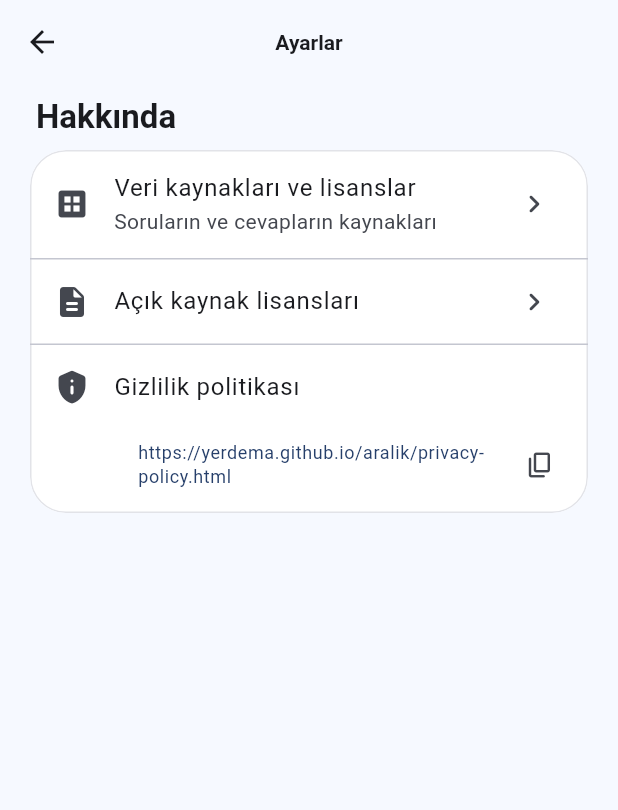
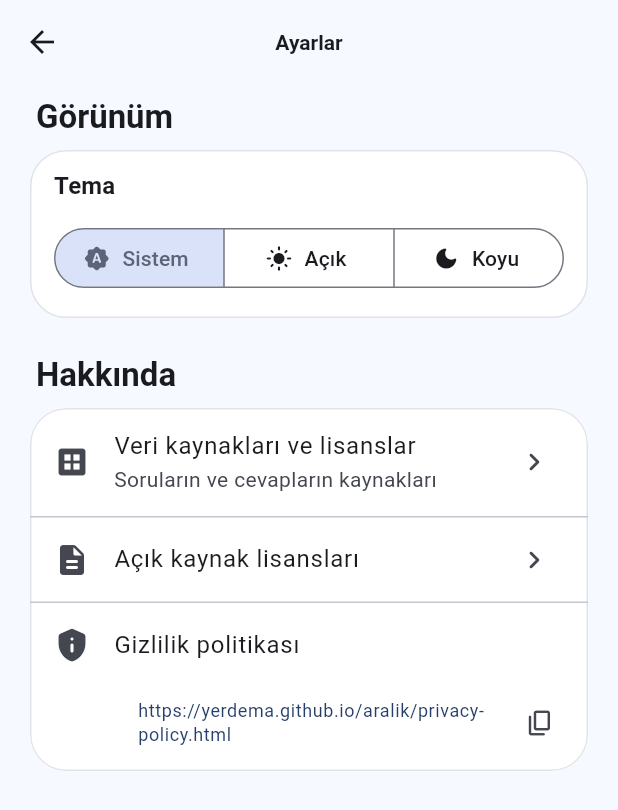
Before and after one commit to YerdemA/aralik, a Flutter app: the screen it shows after launch, after a tap on the "settings" icon, on a phone screen of 412 x 824 dp. Shown: the top 810 px of the screen. Run offline on Flutter 3.47's test engine with Material 3 defaults, Android fonts, the phone set to English and light mode, and no system bars; our stand-ins replace share_plus, shared_preferences; network calls fail.

Commit message:
Theme choice in settings; drop the preview label and the home landscape
- Settings → Görünüm: system / light / dark, kept in shared_preferences
  (SettingsStore) and applied at once.
- Home: no (deneme) chip during the closed test (the puzzle number
  shows from day 1); the painted landscape is gone and the content is
  centred between the top icons and the actions.
- Palette trimmed to the colours still in use.

Co-Authored-By: Claude Opus 5.5 <noreply@anthropic.com>
Claude-Session: https://claude.ai/code/session_01EbRHqUEmMJ5bJVFLuPK3Ek

```diff
--- a/lib/app.dart
+++ b/lib/app.dart
@@ -3,24 +3,38 @@ import 'package:flutter/material.dart';
 import 'core/strings.dart';
 import 'core/theme.dart';
 import 'data/question_repository.dart';
+import 'data/settings_store.dart';
 import 'data/stats_store.dart';
 import 'features/home/home_screen.dart';
 
 class AralikApp extends StatelessWidget {
-  const AralikApp({super.key, required this.repository, required this.stats});
+  const AralikApp({
+    super.key,
+    required this.repository,
+    required this.stats,
+    required this.settings,
+  });
 
   final QuestionRepository repository;
   final StatsStore stats;
+  final SettingsStore settings;
 
   @override
   Widget build(BuildContext context) {
-    return MaterialApp(
-      title: AppStrings.appName,
-      debugShowCheckedModeBanner: false,
-      theme: AppTheme.light,
-      darkTheme: AppTheme.dark,
-      themeMode: ThemeMode.system,
-      home: HomeScreen(repository: repository, stats: stats),
+    return ListenableBuilder(
+      listenable: settings,
+      builder: (context, _) => MaterialApp(
+        title: AppStrings.appName,
+        debugShowCheckedModeBanner: false,
+        theme: AppTheme.light,
+        darkTheme: AppTheme.dark,
+        themeMode: settings.themeMode,
+        home: HomeScreen(
+          repository: repository,
+          stats: stats,
+          settings: settings,
+        ),
+      ),
     );
   }
 }
--- a/lib/core/strings.dart
+++ b/lib/core/strings.dart
@@ -112,6 +112,7 @@ abstract final class AppStrings {
   static const categoryOther = 'Diğer';
 
   // Settings
+  static const appearance = 'Görünüm';
   static const theme = 'Tema';
   static const themeSystem = 'Sistem';
   static const themeLight = 'Açık';
--- a/lib/core/theme.dart
+++ b/lib/core/theme.dart
@@ -3,33 +3,15 @@ import 'package:flutter/material.dart';
 import '../data/question.dart';
 import 'scoring.dart';
 
-/// The app icon's world: sky, mountains, a terracotta tower, a green plain
-/// and a pink brain. The UI reuses these colours so the app and its icon
-/// feel like one thing.
+/// Colours of the app icon (tools/icon/render_icon_test.dart): the tower's
+/// roof seeds the theme, the others colour the result burst. The UI reuses
+/// them so the app and its icon feel like one thing.
 abstract final class Palette {
-  static const ink = Color(0xFF1C2742);
   static const roof = Color(0xFF3E5683);
-  static const nearMountain = Color(0xFF5B7DB1);
-  static const farMountain = Color(0xFF7D9CC7);
-  static const snow = Color(0xFFF4F8FF);
   static const skyTop = Color(0xFF8EC5FF);
-  static const skyBottom = Color(0xFFDDEFFF);
   static const tower = Color(0xFFD9825B);
-  static const castle = Color(0xFFB08A63);
   static const plain = Color(0xFF8BCB72);
-  static const plainLight = Color(0xFFA9DA8F);
   static const brain = Color(0xFFF6A5C6);
-  static const brainLine = Color(0xFFC0507E);
-
-  // Night versions for the dark theme.
-  static const nightSkyTop = Color(0xFF0E1526);
-  static const nightSkyBottom = Color(0xFF1C2742);
-  static const nightFarMountain = Color(0xFF2A3A5E);
-  static const nightNearMountain = Color(0xFF22304F);
-  static const nightSnow = Color(0xFFB9C7E3);
-  static const nightPlain = Color(0xFF2D4A35);
-  static const nightPlainLight = Color(0xFF365A40);
-  static const moon = Color(0xFFF3EBC8);
 }
 
 /// App-wide light and dark themes (Material 3, system font).
--- /dev/null
+++ b/lib/data/settings_store.dart
@@ -0,0 +1,28 @@
+import 'package:flutter/material.dart';
+import 'package:shared_preferences/shared_preferences.dart';
+
+/// User settings (shared_preferences). For now only the theme.
+class SettingsStore extends ChangeNotifier {
+  SettingsStore(this._prefs)
+    : _themeMode =
+          ThemeMode.values.asNameMap()[_prefs.getString(_themeKey)] ??
+          ThemeMode.system;
+
+  static Future<SettingsStore> open() async =>
+      SettingsStore(await SharedPreferences.getInstance());
+
+  static const _themeKey = 'theme_mode';
+
+  final SharedPreferences _prefs;
+  ThemeMode _themeMode;
+
+  /// Light, dark, or follow the system (default).
+  ThemeMode get themeMode => _themeMode;
+
+  Future<void> setThemeMode(ThemeMode mode) async {
+    if (mode == _themeMode) return;
+    _themeMode = mode;
+    notifyListeners();
+    await _prefs.setString(_themeKey, mode.name);
+  }
+}
--- a/lib/features/home/home_screen.dart
+++ b/lib/features/home/home_screen.dart
@@ -10,9 +10,9 @@ import '../../core/share_text.dart';
 import '../../core/strings.dart';
 import '../../core/theme.dart';
 import '../../data/question_repository.dart';
+import '../../data/settings_store.dart';
 import '../../data/stats_store.dart';
 import '../../widgets/calibration_text.dart';
-import '../../widgets/landscape.dart';
 import '../../widgets/range_mark.dart';
 import '../../widgets/stat_tile.dart';
 import '../game/game_controller.dart';
@@ -24,10 +24,16 @@ import '../stats/stats_screen.dart';
 /// Today's set (play / continue / done + share), streak, last score,
 /// calibration, and free play.
 class HomeScreen extends StatefulWidget {
-  const HomeScreen({super.key, required this.repository, required this.stats});
+  const HomeScreen({
+    super.key,
+    required this.repository,
+    required this.stats,
+    required this.settings,
+  });
 
   final QuestionRepository repository;
   final StatsStore stats;
+  final SettingsStore settings;
 
   @override
   State<HomeScreen> createState() => _HomeScreenState();
@@ -146,8 +152,11 @@ class _HomeScreenState extends State<HomeScreen> {
     }
   });
 
-  void _openSettings() => Navigator.of(context)
-      .push(MaterialPageRoute<void>(builder: (_) => const SettingsScreen()));
+  void _openSettings() => Navigator.of(context).push(
+    MaterialPageRoute<void>(
+      builder: (_) => SettingsScreen(settings: widget.settings),
+    ),
+  );
 
   void _openStats() => Navigator.of(context).push(
     MaterialPageRoute<void>(
@@ -179,11 +188,9 @@ class _HomeScreenState extends State<HomeScreen> {
                         children: [
                           Row(
                             children: [
-                              _DayChip(
-                                label: number > 0
-                                    ? '#$number'
-                                    : AppStrings.previewEdition,
-                              ),
+                              // The puzzle number from day 1 on; nothing
+                              // during the closed test.
+                              if (number > 0) _DayChip(label: '#$number'),
                               const Spacer(),
                               IconButton.filledTonal(
                                 onPressed: _openSettings,
@@ -198,6 +205,7 @@ class _HomeScreenState extends State<HomeScreen> {
                               ),
                             ],
                           ),
+                          const Spacer(),
                           Text(
                             AppStrings.appName,
                             style: textTheme.displayLarge?.copyWith(
@@ -216,9 +224,8 @@ class _HomeScreenState extends State<HomeScreen> {
                           ),
                           const SizedBox(height: 20),
                           _StatsCard(stats: _stats, today: today),
-                          const SizedBox(height: 16),
-                          const Expanded(child: Landscape()),
-                          const SizedBox(height: 16),
+                          const Spacer(),
+                          const SizedBox(height: 24),
                           _TodayAction(
                             stats: _stats,
                             today: today,
@@ -254,7 +261,7 @@ class _HomeScreenState extends State<HomeScreen> {
   }
 }
 
-/// "#42" (or "(deneme)") in a small pill.
+/// "#42" in a small pill.
 class _DayChip extends StatelessWidget {
   const _DayChip({required this.label});
 
--- a/lib/features/settings/settings_screen.dart
+++ b/lib/features/settings/settings_screen.dart
@@ -1,13 +1,16 @@
 import 'package:flutter/material.dart';
 
 import '../../core/strings.dart';
+import '../../data/settings_store.dart';
 import '../../widgets/link_text.dart';
 import 'attributions_screen.dart';
 
-/// Settings. For now only "Hakkında": data sources and licenses,
+/// Settings: the theme, and "Hakkında" with data sources and licenses,
 /// open-source licenses and the privacy policy.
 class SettingsScreen extends StatelessWidget {
-  const SettingsScreen({super.key});
+  const SettingsScreen({super.key, required this.settings});
+
+  final SettingsStore settings;
 
   @override
   Widget build(BuildContext context) {
@@ -18,10 +21,47 @@ class SettingsScreen extends StatelessWidget {
         child: ListView(
           padding: const EdgeInsets.fromLTRB(20, 8, 20, 24),
           children: [
-            Padding(
-              padding: const EdgeInsets.fromLTRB(4, 0, 4, 8),
-              child: Text(AppStrings.about, style: theme.textTheme.titleLarge),
+            const _SectionTitle(AppStrings.appearance),
+            Card(
+              child: Padding(
+                padding: const EdgeInsets.fromLTRB(16, 12, 16, 16),
+                child: Column(
+                  crossAxisAlignment: CrossAxisAlignment.stretch,
+                  children: [
+                    Text(AppStrings.theme, style: theme.textTheme.titleMedium),
+                    const SizedBox(height: 12),
+                    ListenableBuilder(
+                      listenable: settings,
+                      builder: (context, _) => SegmentedButton<ThemeMode>(
+                        segments: const [
+                          ButtonSegment(
+                            value: ThemeMode.system,
+                            icon: Icon(Icons.brightness_auto_rounded),
+                            label: Text(AppStrings.themeSystem),
+                          ),
+                          ButtonSegment(
+                            value: ThemeMode.light,
+                            icon: Icon(Icons.light_mode_rounded),
+                            label: Text(AppStrings.themeLight),
+                          ),
+                          ButtonSegment(
+                            value: ThemeMode.dark,
+                            icon: Icon(Icons.dark_mode_rounded),
+                            label: Text(AppStrings.themeDark),
+                          ),
+                        ],
+                        selected: {settings.themeMode},
+                        showSelectedIcon: false,
+                        onSelectionChanged: (s) =>
+                            settings.setThemeMode(s.single),
+                      ),
+                    ),
+                  ],
+                ),
+              ),
             ),
+            const SizedBox(height: 24),
+            const _SectionTitle(AppStrings.about),
             Card(
               clipBehavior: Clip.antiAlias,
               child: Column(
@@ -65,3 +105,15 @@ class SettingsScreen extends StatelessWidget {
     );
   }
 }
+
+class _SectionTitle extends StatelessWidget {
+  const _SectionTitle(this.text);
+
+  final String text;
+
+  @override
+  Widget build(BuildContext context) => Padding(
+    padding: const EdgeInsets.fromLTRB(4, 0, 4, 8),
+    child: Text(text, style: Theme.of(context).textTheme.titleLarge),
+  );
+}
--- a/lib/main.dart
+++ b/lib/main.dart
@@ -4,6 +4,7 @@ import 'package:shared_preferences/shared_preferences.dart';
 import 'app.dart';
 import 'data/content_sync.dart';
 import 'data/question_repository.dart';
+import 'data/settings_store.dart';
 import 'data/stats_store.dart';
 
 Future<void> main() async {
@@ -13,7 +14,13 @@ Future<void> main() async {
   final repository = QuestionRepository(remote: content);
   // Warm the bank cache. A failure is retried on play.
   repository.load().ignore();
-  runApp(AralikApp(repository: repository, stats: StatsStore(prefs)));
+  runApp(
+    AralikApp(
+      repository: repository,
+      stats: StatsStore(prefs),
+      settings: SettingsStore(prefs),
+    ),
+  );
 
   // Look for new questions in the background; used from the next launch.
   content.sync(accept: repository.acceptsContent).ignore();
--- a/lib/widgets/landscape.dart
+++ /dev/null
@@ -1,234 +0,0 @@
-import 'dart:math' as math;
-
-import 'package:flutter/material.dart';
-
-import '../core/theme.dart';
-
-/// The app icon's scenery, drawn in code: sky, snowy mountains, a tower,
-/// a castle and a green plain. A night version in the dark theme. The
-/// mountains rise in once with a light implicit animation.
-class Landscape extends StatelessWidget {
-  const Landscape({super.key});
-
-  @override
-  Widget build(BuildContext context) {
-    final night = Theme.of(context).brightness == Brightness.dark;
-    return ExcludeSemantics(
-      child: TweenAnimationBuilder<double>(
-        tween: Tween(begin: 0, end: 1),
-        duration: const Duration(milliseconds: 900),
-        curve: Curves.easeOutCubic,
-        builder: (context, t, _) => CustomPaint(
-          size: Size.infinite,
-          painter: _LandscapePainter(rise: t, night: night),
-        ),
-      ),
-    );
-  }
-}
-
-class _LandscapePainter extends CustomPainter {
-  _LandscapePainter({required this.rise, required this.night});
-
-  /// 0 → 1 while the scene rises in.
-  final double rise;
-  final bool night;
-
-  @override
-  void paint(Canvas canvas, Size size) {
-    final w = size.width, h = size.height;
-    final rect = Offset.zero & size;
-    final clip = RRect.fromRectAndRadius(rect, const Radius.circular(28));
-    canvas.save();
-    canvas.clipRRect(clip);
-
-    // Sky.
-    canvas.drawRect(
-      rect,
-      Paint()
-        ..shader = LinearGradient(
-          begin: Alignment.topCenter,
-          end: Alignment.bottomCenter,
-          colors: night
-              ? const [Palette.nightSkyTop, Palette.nightSkyBottom]
-              : const [Palette.skyTop, Palette.skyBottom],
-        ).createShader(rect),
-    );
-
-    // Sun or moon with stars.
-    final sky = Offset(w * 0.86, h * 0.17);
-    if (night) {
-      final stars = Paint()..color = Palette.snow.withValues(alpha: .8 * rise);
-      final rng = math.Random(7);
-      for (var i = 0; i < 22; i++) {
-        canvas.drawCircle(
-          Offset(rng.nextDouble() * w, rng.nextDouble() * h * 0.5),
-          rng.nextDouble() * 1.4 + 0.6,
-          stars,
-        );
-      }
-      canvas.drawCircle(sky, h * 0.09, Paint()..color = Palette.moon);
-      canvas.drawCircle(
-        sky.translate(h * 0.04, -h * 0.025),
-        h * 0.08,
-        Paint()..color = Palette.nightSkyTop,
-      );
-    } else {
-      canvas.drawCircle(
-        sky,
-        h * 0.16,
-        Paint()..color = Colors.white.withValues(alpha: .35),
-      );
-      canvas.drawCircle(sky, h * 0.1, Paint()..color = const Color(0xFFFFF1C2));
-    }
-
-    // Everything below rises from the bottom.
-    canvas.translate(0, (1 - rise) * h * 0.35);
-
-    final far = night ? Palette.nightFarMountain : Palette.farMountain;
-    final near = night ? Palette.nightNearMountain : Palette.nearMountain;
-    final snow = night ? Palette.nightSnow : Palette.snow;
-
-    _mountain(
-      canvas,
-      size,
-      peak: Offset(w * 0.72, h * 0.3),
-      base: 0.62,
-      color: far,
-      snow: snow,
-    );
-    _mountain(
-      canvas,
-      size,
-      peak: Offset(w * 0.3, h * 0.18),
-      base: 0.75,
-      color: near,
-      snow: snow,
-    );
-
-    _tower(canvas, size);
-    _castle(canvas, size);
-
-    // Plain.
-    final plain = Path()
-      ..moveTo(0, h * 0.8)
-      ..quadraticBezierTo(w * 0.35, h * 0.7, w * 0.65, h * 0.78)
-      ..quadraticBezierTo(w * 0.85, h * 0.83, w, h * 0.76)
-      ..lineTo(w, h + 40)
-      ..lineTo(0, h + 40)
-      ..close();
-    canvas.drawPath(
-      plain,
-      Paint()..color = night ? Palette.nightPlain : Palette.plain,
-    );
-    final front = Path()
-      ..moveTo(0, h * 0.93)
-      ..quadraticBezierTo(w * 0.5, h * 0.86, w, h * 0.95)
-      ..lineTo(w, h + 40)
-      ..lineTo(0, h + 40)
-      ..close();
-    canvas.drawPath(
-      front,
-      Paint()..color = night ? Palette.nightPlainLight : Palette.plainLight,
-    );
-    canvas.restore();
-  }
-
-  void _mountain(
-    Canvas canvas,
-    Size size, {
-    required Offset peak,
-    required double base,
-    required Color color,
-    required Color snow,
-  }) {
-    final h = size.height;
-    final half = size.width * base;
-    final body = Path()
-      ..moveTo(peak.dx - half, h)
-      ..lineTo(peak.dx, peak.dy)
-      ..lineTo(peak.dx + half, h)
-      ..close();
-    canvas.drawPath(body, Paint()..color = color);
-
-    // Snow cap: the top 22% of the slope, with a zig-zag edge.
-    final capY = peak.dy + (h - peak.dy) * 0.22;
-    final dx = half * (capY - peak.dy) / (h - peak.dy);
-    final cap = Path()
-      ..moveTo(peak.dx, peak.dy)
-      ..lineTo(peak.dx + dx, capY)
-      ..lineTo(peak.dx + dx * 0.4, capY - 8)
-      ..lineTo(peak.dx, capY + 2)
-      ..lineTo(peak.dx - dx * 0.4, capY - 8)
-      ..lineTo(peak.dx - dx, capY)
-      ..close();
-    canvas.drawPath(cap, Paint()..color = snow);
-  }
-
-  void _tower(Canvas canvas, Size size) {
-    final w = size.width, h = size.height;
-    final x = w * 0.1, top = h * 0.46, width = w * 0.075;
-    final body = Rect.fromLTRB(x, top, x + width, h * 0.86);
-    canvas.drawRect(
-      body,
-      Paint()..color = night ? const Color(0xFF8A5039) : Palette.tower,
-    );
-    final roof = Path()
-      ..moveTo(x - width * 0.25, top)
-      ..lineTo(x + width / 2, top - width * 1.3)
-      ..lineTo(x + width * 1.25, top)
-      ..close();
-    canvas.drawPath(
-      roof,
-      Paint()..color = night ? const Color(0xFF1A2440) : Palette.roof,
-    );
-    final window = Paint()
-      ..color = night ? const Color(0xFFFFD27A) : Palette.roof;
-    for (var i = 0; i < 2; i++) {
-      canvas.drawRRect(
-        RRect.fromRectAndRadius(
-          Rect.fromCenter(
-            center: Offset(x + width / 2, top + width * (0.9 + i * 1.1)),
-            width: width * 0.28,
-            height: width * 0.55,
-          ),
-          Radius.circular(width * 0.14),
-        ),
-        window,
-      );
-    }
-  }
-
-  void _castle(Canvas canvas, Size size) {
-    final w = size.width, h = size.height;
-    final left = w * 0.78, right = w * 0.95, top = h * 0.55;
-    final color = Paint()
-      ..color = night ? const Color(0xFF6B5541) : Palette.castle;
-    canvas.drawRect(Rect.fromLTRB(left, top, right, h * 0.86), color);
-    final tooth = (right - left) / 7;
-    for (var i = 0; i < 7; i += 2) {
-      canvas.drawRect(
-        Rect.fromLTWH(left + i * tooth, top - tooth, tooth, tooth),
-        color,
-      );
-    }
-    canvas.drawRRect(
-      RRect.fromRectAndCorners(
-        Rect.fromLTRB(
-          left + tooth * 2.6,
-          h * 0.72,
-          left + tooth * 4.4,
-          h * 0.86,
-        ),
-        topLeft: Radius.circular(tooth),
-        topRight: Radius.circular(tooth),
-      ),
-      Paint()
-        ..color = night ? const Color(0xFF3F3226) : const Color(0xFF7A5C40),
-    );
-  }
-
-  @override
-  bool shouldRepaint(_LandscapePainter old) =>
-      old.rise != rise || old.night != night;
-}
```
Also changed, not shown: 5 other files.
